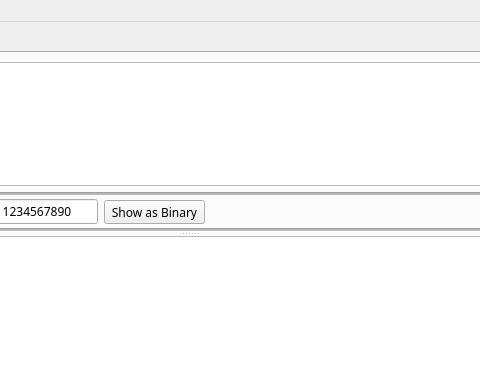
Old version of the form editorWindow.ui in the repository tangorcraft/m3editor-python; both pictures show x 441 to 921 and y 0 to 371 of the 1002 by 819 pixel window.
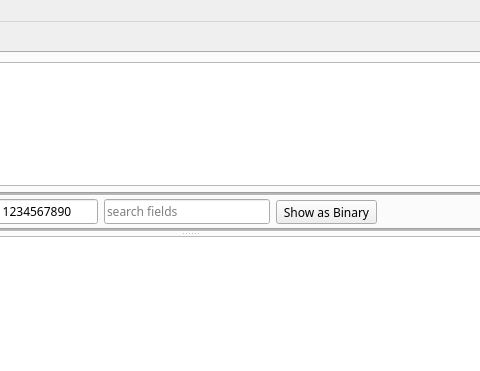
New version of the form.

Commit message:
Add simple filtering of field names
When run, m3struct.py will generate m3.py file that holds names of all structures' fields

Patch:
```diff
--- a/editorWindow.ui
+++ b/editorWindow.ui
@@ -229,6 +229,16 @@
                   </property>
                  </widget>
                 </item>
+                <item>
+                 <widget class="QLineEdit" name="edtItemFilter">
+                  <property name="statusTip">
+                   <string>Type here to apply filter by field name</string>
+                  </property>
+                  <property name="placeholderText">
+                   <string>search fields</string>
+                  </property>
+                 </widget>
+                </item>
                 <item>
                  <widget class="QToolButton" name="btnShowBinary">
                   <property name="sizePolicy">
```
Left out of the diff: 2 changed lines with no effect on the pictures. The commit also changes 4 other files.
